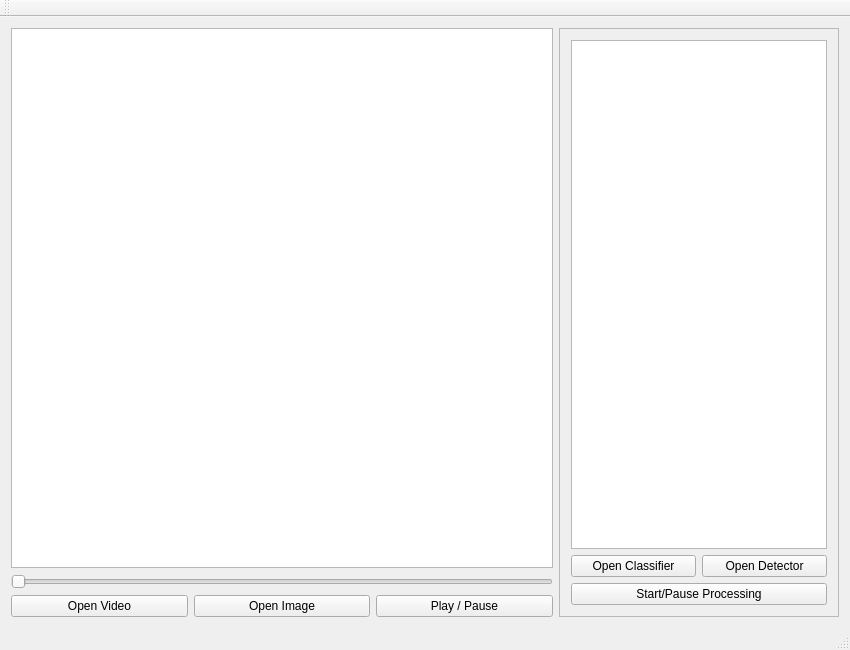
Before: the Qt Designer form mainwindow.ui in QilinGu/qrecognition, drawn with Qt 5.
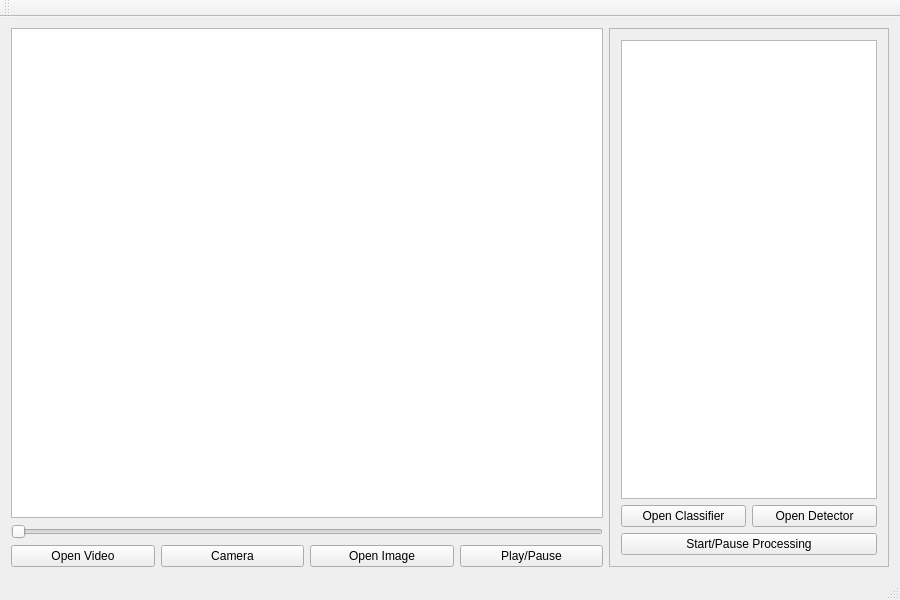
After: the same form once the commit is applied.

Commit message: Scratch support for camera added.

```diff
--- a/mainwindow.ui
+++ b/mainwindow.ui
@@ -6,29 +6,27 @@
    <rect>
     <x>0</x>
     <y>0</y>
-    <width>850</width>
-    <height>650</height>
+    <width>900</width>
+    <height>600</height>
    </rect>
   </property>
+  <property name="minimumSize">
+   <size>
+    <width>400</width>
+    <height>300</height>
+   </size>
+  </property>
+  <property name="maximumSize">
+   <size>
+    <width>2560</width>
+    <height>1600</height>
+   </size>
+  </property>
   <property name="windowTitle">
    <string>MainWindow</string>
   </property>
   <widget class="QWidget" name="centralWidget">
    <layout class="QGridLayout" name="gridLayout_2">
-    <item row="0" column="0" colspan="3">
-     <widget class="QGraphicsView" name="graphicsView">
-      <property name="autoFillBackground">
-       <bool>true</bool>
-      </property>
-     </widget>
-    </item>
-    <item row="1" column="0" colspan="3">
-     <widget class="QSlider" name="horizontalSliderSeek">
-      <property name="orientation">
-       <enum>Qt::Horizontal</enum>
-      </property>
-     </widget>
-    </item>
     <item row="2" column="0">
      <widget class="QPushButton" name="pushButtonOpenVideo">
       <property name="text">
@@ -37,20 +35,27 @@
      </widget>
     </item>
     <item row="2" column="1">
+     <widget class="QPushButton" name="pushButtonCamera">
+      <property name="text">
+       <string>Camera</string>
+      </property>
+     </widget>
+    </item>
+    <item row="2" column="2">
      <widget class="QPushButton" name="pushButtonOpenImage">
       <property name="text">
        <string>Open Image</string>
       </property>
      </widget>
     </item>
-    <item row="2" column="2">
+    <item row="2" column="3">
      <widget class="QPushButton" name="pushButtonPlay">
       <property name="text">
-       <string>Play / Pause</string>
+       <string>Play/Pause</string>
       </property>
      </widget>
     </item>
-    <item row="0" column="3" rowspan="3">
+    <item row="0" column="4" rowspan="3">
      <widget class="QFrame" name="frame">
       <property name="frameShape">
        <enum>QFrame::StyledPanel</enum>
@@ -90,6 +95,32 @@
       </layout>
      </widget>
     </item>
+    <item row="0" column="0" colspan="4">
+     <widget class="QGraphicsView" name="graphicsView">
+      <property name="autoFillBackground">
+       <bool>true</bool>
+      </property>
+      <property name="verticalScrollBarPolicy">
+       <enum>Qt::ScrollBarAlwaysOff</enum>
+      </property>
+      <property name="horizontalScrollBarPolicy">
+       <enum>Qt::ScrollBarAlwaysOff</enum>
+      </property>
+      <property name="interactive">
+       <bool>false</bool>
+      </property>
+      <property name="renderHints">
+       <set>QPainter::Antialiasing|QPainter::SmoothPixmapTransform|QPainter::TextAntialiasing</set>
+      </property>
+     </widget>
+    </item>
+    <item row="1" column="0" colspan="4">
+     <widget class="QSlider" name="horizontalSliderSeek">
+      <property name="orientation">
+       <enum>Qt::Horizontal</enum>
+      </property>
+     </widget>
+    </item>
    </layout>
   </widget>
   <widget class="QMenuBar" name="menuBar">
```
Left out of the diff: 4 changed lines with no effect on the pictures. The commit also changes 5 other files.
